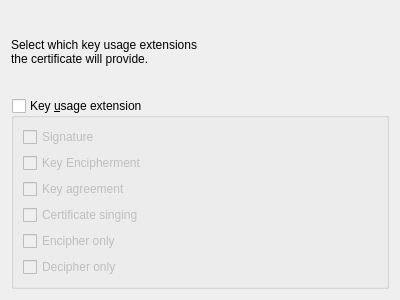
jdoubleu/certman, file resources/ui/widget/keyusagewidget.ui: the form before one commit.
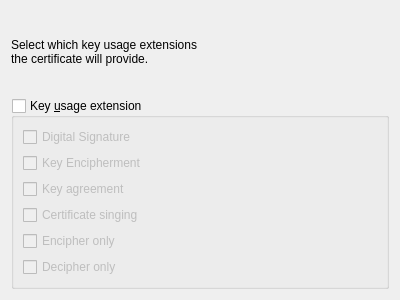
The form after the commit.

Commit message: Change label of digital signature field in KeyUsageWidget

```diff
--- a/resources/ui/widget/keyusagewidget.ui
+++ b/resources/ui/widget/keyusagewidget.ui
@@ -40,7 +40,7 @@
       <item>
        <widget class="QCheckBox" name="signature_toggle">
         <property name="text">
-         <string>Signature</string>
+         <string>Digital Signature</string>
         </property>
        </widget>
       </item>
```
